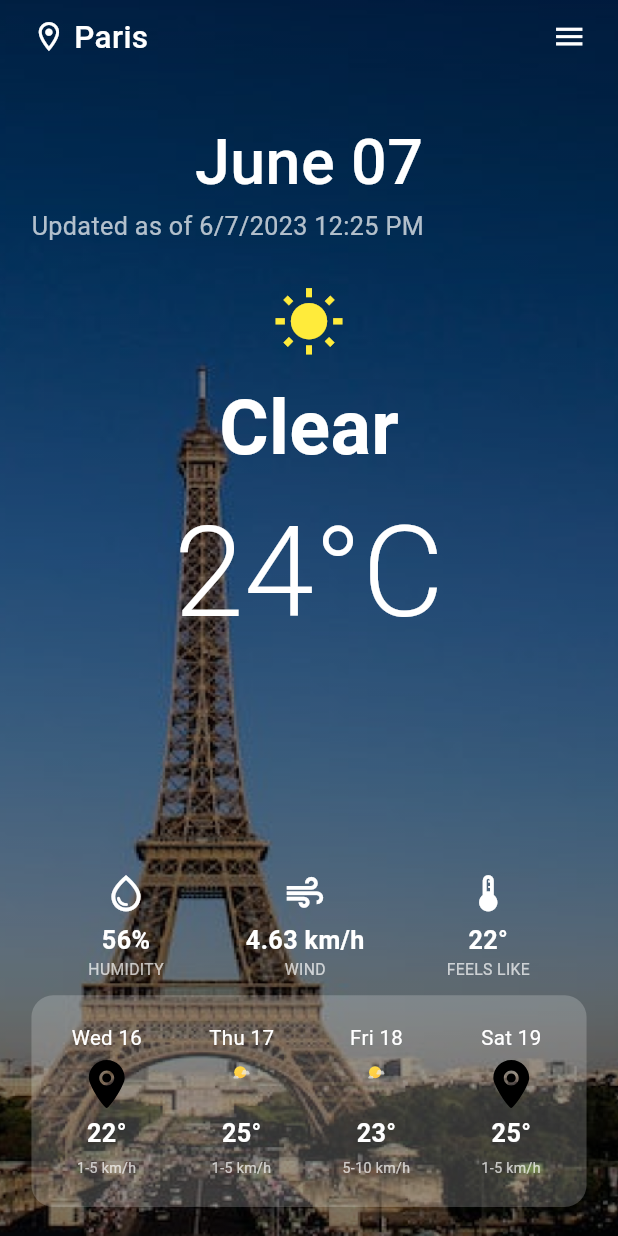
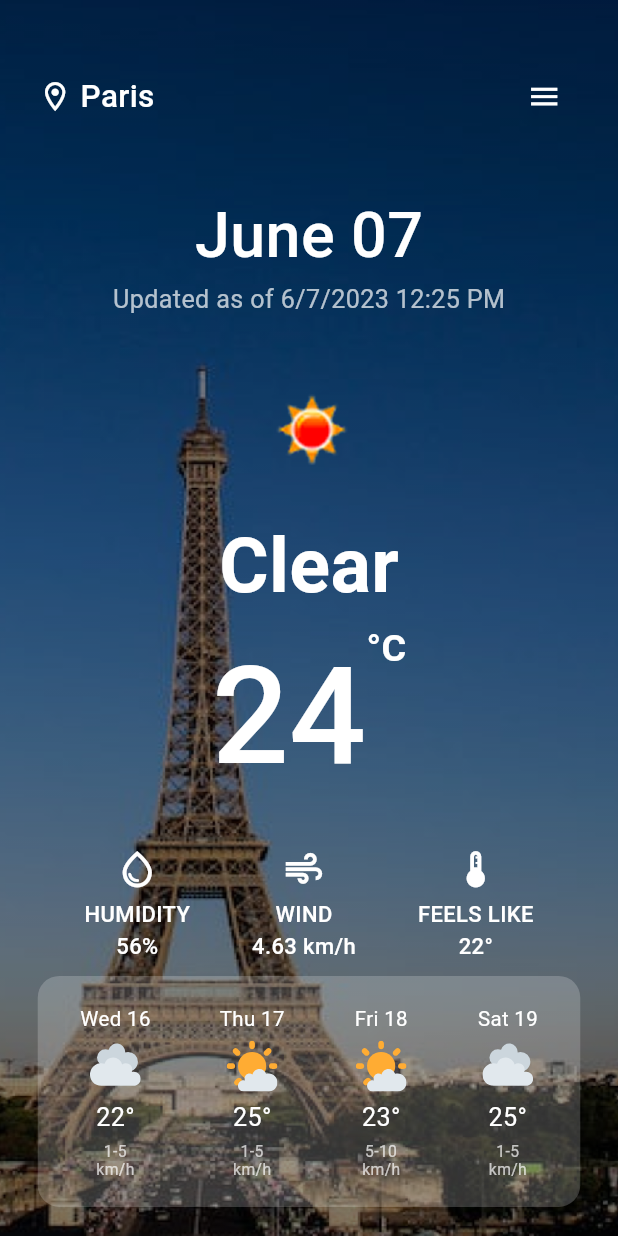
Before and after one commit to isroilovismoiljon/weather_mobile, a Flutter app: the screen it shows after launch, on a phone screen of 412 x 824 dp. Run offline on Flutter 3.47's test engine with Material 3 defaults, Android fonts, the phone set to English and light mode, and no system bars; our stand-ins replace dio, flutter_screenutil, flutter_svg, go_router.

Commit message:
Some changes sdfdghfjytr

```diff
--- a/lib/core/utils/icons.dart
+++ b/lib/core/utils/icons.dart
@@ -3,4 +3,6 @@ class AppIcons{
   static const String location = "assets/icons/location.svg";
   static const String menu = "assets/icons/menu.svg";
   static const String sunnyWeather = "assets/icons/sunny-weather.svg";
+  static const String cloudWeather = "assets/icons/cloud-weather.svg";
+  static const String snowingWeather = "assets/icons/snowing-weather.svg";
 }
--- a/lib/features/home/managers/weathher_provider.dart
+++ b/lib/features/home/managers/weathher_provider.dart
@@ -1,6 +1,5 @@
 import 'package:flutter/material.dart';
 import 'package:weather_app/data/repositories/weather_repository.dart';
-
 import '../../../data/models/weather_response_model.dart';
 
 class WeatherProvider extends ChangeNotifier {
--- a/lib/features/home/pages/home_page.dart
+++ b/lib/features/home/pages/home_page.dart
@@ -1,6 +1,7 @@
 import 'package:flutter/material.dart';
 import 'package:flutter_screenutil/flutter_screenutil.dart';
-
+import 'package:flutter_svg/flutter_svg.dart';
+import 'package:weather_app/core/utils/icons.dart';
 import '../widgets/info_column.dart';
 import '../widgets/top_bar.dart';
 import '../widgets/weather_forecast_table.dart';
@@ -41,7 +42,7 @@ class HomePage extends StatelessWidget {
           ),
           SafeArea(
             child: Padding(
-              padding: EdgeInsets.symmetric(horizontal: 20.w),
+              padding: EdgeInsets.only(left: 24.w, right: 24.w, top: 32.h),
               child: Column(
                 crossAxisAlignment: CrossAxisAlignment.center,
                 children: [
@@ -53,6 +54,7 @@ class HomePage extends StatelessWidget {
                     style: TextStyle(color: Colors.white, fontSize: 40.sp, fontWeight: FontWeight.w500),
                   ),
                   Row(
+                    mainAxisAlignment: .center,
                     children: [
                       Text(
                         'Updated as of ',
@@ -65,15 +67,25 @@ class HomePage extends StatelessWidget {
                     ],
                   ),
                   SizedBox(height: 30.h),
-                  Icon(Icons.wb_sunny, color: Colors.yellow, size: 50.r),
+                  Image.asset("assets/images/sun.png", width: 95.w, height: 95.h,),
                   SizedBox(height: 10.h),
                   Text(
                     'Clear',
                     style: TextStyle(color: Colors.white, fontSize: 48.sp, fontWeight: FontWeight.w700),
                   ),
-                  Text(
-                    '24°C',
-                    style: TextStyle(color: Colors.white, fontSize: 80.sp, fontWeight: FontWeight.w300),
+                  Row(
+                    mainAxisAlignment: .center,
+                    crossAxisAlignment: CrossAxisAlignment.start,
+                    children: [
+                      Text(
+                        '24',
+                        style: TextStyle(color: Colors.white, fontSize: 86.sp, fontWeight: FontWeight.w500),
+                      ),
+                      Text(
+                        '°C',
+                        style: TextStyle(color: Colors.white, fontSize: 24.sp, fontWeight: FontWeight.w700),
+                      ),
+                    ],
                   ),
                   Spacer(),
                   Padding(
--- a/lib/features/home/widgets/forecast_icon.dart
+++ b/lib/features/home/widgets/forecast_icon.dart
@@ -7,7 +7,7 @@ class ForecastItem extends StatelessWidget {
   final String day;
   final String temp;
   final String wind;
-  final String condition; // 'sunny' yoki 'cloudy'
+  final String condition;
 
   const ForecastItem({
     super.key,
@@ -21,11 +21,11 @@ class ForecastItem extends StatelessWidget {
     SvgPicture icon;
 
     if (condition == 'sunny') {
-      icon = SvgPicture.asset(AppIcons.sunnyWeather, width: 43.w, height: 33.h,);
+      icon = SvgPicture.asset(AppIcons.sunnyWeather, width: 35.w, height: 35.h,);
     } else if (condition == 'cloudy') {
-      icon = SvgPicture.asset(AppIcons.location, width: 43.w, height: 33.h,);
+      icon = SvgPicture.asset(AppIcons.cloudWeather, width: 35.w, height: 35.h,);
     } else {
-      icon = SvgPicture.asset(AppIcons.location, width: 43.w, height: 33.h,);
+      icon = SvgPicture.asset(AppIcons.snowingWeather, width: 35.w, height: 35.h,);
     }
 
     return icon;
@@ -33,12 +33,7 @@ class ForecastItem extends StatelessWidget {
 
   @override
   Widget build(BuildContext context) {
-    return Container(
-      width: 80.w,
-      decoration: BoxDecoration(
-        borderRadius: BorderRadius.circular(10.r),
-      ),
-      child: Padding(
+    return Padding(
       padding: EdgeInsets.symmetric(vertical: 10.h),
       child: Column(
         children: [
@@ -54,17 +49,16 @@ class ForecastItem extends StatelessWidget {
             style: TextStyle(
               color: Colors.white,
               fontSize: 16.sp,
-                fontWeight: FontWeight.bold,
+              fontWeight: FontWeight.w400,
             ),
           ),
           SizedBox(height: 5.h),
           Text(
             wind,
             textAlign: TextAlign.center,
-              style: TextStyle(color: Colors.white70, fontSize: 9.sp),
+            style: TextStyle(color: Colors.white70, fontSize: 10.sp, height: 1.2.h),
           ),
         ],
-        ),
       ),
     );
   }
--- a/lib/features/home/widgets/info_column.dart
+++ b/lib/features/home/widgets/info_column.dart
@@ -20,19 +20,19 @@ class InfoColumn extends StatelessWidget {
         Icon(icon, color: Colors.white, size: 30.r),
         SizedBox(height: 5.h),
         Text(
+          label,
+          style: TextStyle(
+            color: Colors.white,
+            fontSize: 14.sp,
+            fontWeight: FontWeight.w500,
+          ),
+        ),
+        Text(
           value,
           style: TextStyle(
             color: Colors.white,
-            fontSize: 16.sp,
-            fontWeight: FontWeight.w600,
-          ),
-        ),
-        Text(
-          label,
-          style: TextStyle(
-            color: Colors.white70,
-            fontSize: 10.sp,
-            fontWeight: FontWeight.w400,
+            fontSize: 14.sp,
+            fontWeight: FontWeight.w500,
           ),
         ),
       ],
--- a/lib/features/home/widgets/top_bar.dart
+++ b/lib/features/home/widgets/top_bar.dart
@@ -28,7 +28,7 @@ class TopBar extends StatelessWidget {
             ),
           ],
         ),
-        Icon(Icons.menu, color: Colors.white, size: 24.r),
+        IconButton(onPressed: (){}, icon: Icon(Icons.menu, color: Colors.white, size: 24.r)),
       ],
     );
   }
--- a/lib/features/home/widgets/weather_forecast_table.dart
+++ b/lib/features/home/widgets/weather_forecast_table.dart
@@ -5,10 +5,10 @@ import 'forecast_icon.dart';
 class WeatherForecastTable extends StatelessWidget {
   const WeatherForecastTable({super.key});
   final List<Map<String, dynamic>> forecastData = const [
-    {'day': 'Wed 16', 'temp': '22°', 'wind': '1-5 km/h', 'condition': 'cloudy'},
-    {'day': 'Thu 17', 'temp': '25°', 'wind': '1-5 km/h', 'condition': 'sunny'},
-    {'day': 'Fri 18', 'temp': '23°', 'wind': '5-10 km/h', 'condition': 'sunny'},
-    {'day': 'Sat 19', 'temp': '25°', 'wind': '1-5 km/h', 'condition': 'cloudy'},
+    {'day': 'Wed 16', 'temp': '22°', 'wind': '1-5\nkm/h', 'condition': 'cloudy'},
+    {'day': 'Thu 17', 'temp': '25°', 'wind': '1-5\nkm/h', 'condition': 'sunny'},
+    {'day': 'Fri 18', 'temp': '23°', 'wind': '5-10\nkm/h', 'condition': 'sunny'},
+    {'day': 'Sat 19', 'temp': '25°', 'wind': '1-5\nkm/h', 'condition': 'cloudy'},
   ];
 
   @override
```
Also changed, not shown: assets/icons/cloud-weather.svg (added), assets/icons/snowing-weather.svg (added), assets/icons/sunny-weather.svg. Lines whose indentation alone changed are shown as unchanged.
